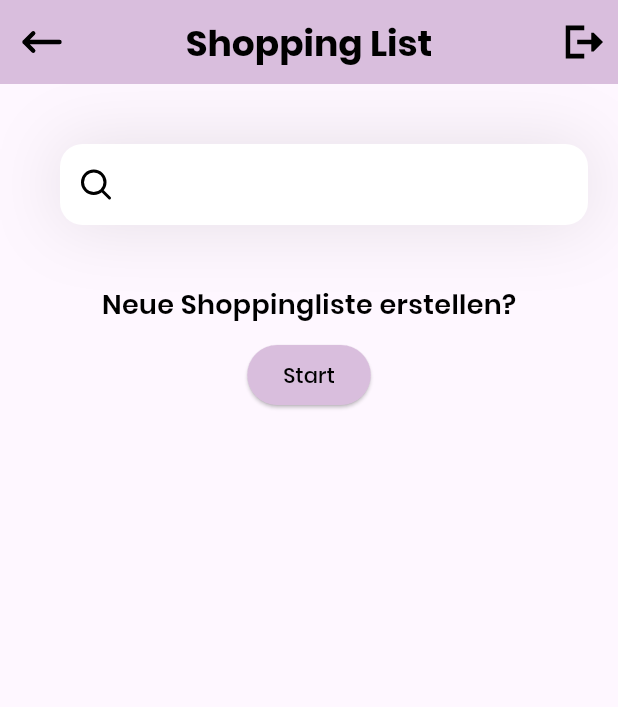
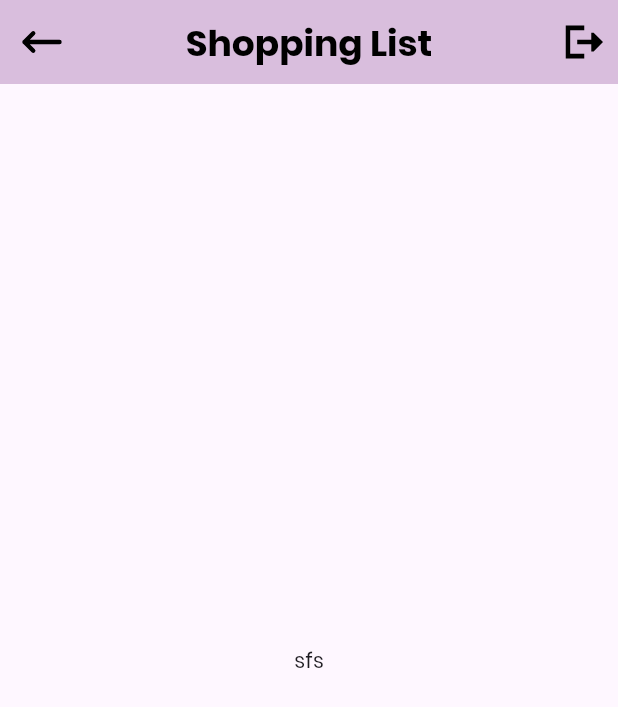
Before and after one commit to MxLinh/shopping_list_app, a Flutter app: the screen it shows after launch, after a tap on "Start", on a phone screen of 412 x 824 dp. Shown: the top 707 px of the screen. Run offline on Flutter 3.47's test engine with Material 3 defaults, Android fonts, the phone set to English and light mode, and no system bars; our stand-ins replace flutter_svg, material_ui.

Commit message:
extracted custom app bar into extra module

```diff
--- /dev/null
+++ b/lib/pages/create_shopping_list.dart
@@ -0,0 +1,15 @@
+import 'package:material_ui/material_ui.dart';
+import 'package:shopping_list_app/widgets/custom_app_bar.dart';
+
+
+class CreateShoppingList extends StatelessWidget {
+  const CreateShoppingList({super.key});
+
+  @override
+  Widget build(BuildContext context) {
+    return Scaffold(
+      appBar: buildAppBar(context),
+      body: const Center(child: Text('sfs')),
+    );
+  }
+}
--- a/lib/pages/home.dart
+++ b/lib/pages/home.dart
@@ -1,5 +1,7 @@
 import 'package:material_ui/material_ui.dart';
 import 'package:flutter_svg/flutter_svg.dart';
+import 'package:shopping_list_app/pages/create_shopping_list.dart';
+import 'package:shopping_list_app/widgets/custom_app_bar.dart';
 
 
 class HomePage extends StatelessWidget {
@@ -8,7 +10,7 @@ class HomePage extends StatelessWidget {
   @override
   Widget build(BuildContext context) {
     return Scaffold(
-      appBar: appBar(),
+      appBar: buildAppBar(context),
       body: Column(
         crossAxisAlignment: CrossAxisAlignment.start,
         children: [
@@ -28,7 +30,7 @@ class HomePage extends StatelessWidget {
               ),
               SizedBox(height: 10,),
               Center(
-                child: _textButton('Start')
+                child: _startButton(context)
               )
             ]
           )
@@ -37,15 +39,19 @@ class HomePage extends StatelessWidget {
     );
   }
 
-  ElevatedButton _textButton(String text) {
+  ElevatedButton _startButton(BuildContext context) {
     return ElevatedButton(
               style: ButtonStyle(
                 backgroundColor: WidgetStateProperty.all(Color.fromARGB(255, 217, 190, 221)),
                 foregroundColor: WidgetStateProperty.all(Colors.black),
               ),
               onPressed: () {
+                Navigator.push(
+                  context,
+                  MaterialPageRoute(builder: (_) => CreateShoppingList())
+                );
               },
-              child: Text(text),
+              child: Text('Start'),
             );
   }
 
@@ -78,59 +84,4 @@ class HomePage extends StatelessWidget {
           ),
         );
   }
-
-  AppBar appBar() {
-    return AppBar(
-      title: const Text(
-        'Shopping List',
-        style: TextStyle(
-          color: Colors.black,
-          fontFamily: 'Poppins',
-          fontWeight: FontWeight.bold,
-          fontSize: 24,
-        ),
-      ),
-      backgroundColor: const Color.fromARGB(255, 217, 190, 221),
-      elevation: 0,
-      centerTitle: true,
-      leading: GestureDetector(
-        onTap: () {
-          // Handle the action when the icon is tapped
-        },
-        child: Container(
-          margin: EdgeInsets.all(10),
-          alignment: Alignment.center,
-          decoration: BoxDecoration(
-            color: Color.fromARGB(255, 217, 190, 221),
-            borderRadius: BorderRadius.circular(10),
-          ),
-          child: SvgPicture.asset(
-            'assets/icons/arrow-narrow-left-svgrepo-com.svg',
-            width: 35,
-            height: 35,
-          ),
-        ),
-      ),
-      actions: [
-        GestureDetector(
-          onTap: () {
-            // Handle the action when the icon is tapped
-          },
-          child: Container(
-            margin: EdgeInsets.all(10),
-            alignment: Alignment.center,
-            decoration: BoxDecoration(
-              color: Color.fromARGB(255, 217, 190, 221),
-              borderRadius: BorderRadius.circular(10),
-            ),
-            child: SvgPicture.asset(
-              'assets/icons/arrow-right-from-bracket-svgrepo-com.svg',
-              width: 25,
-              height: 25,
-            ),
-          )
-        )
-      ],
-    );
-  }
 }
--- /dev/null
+++ b/lib/widgets/custom_app_bar.dart
@@ -0,0 +1,58 @@
+import 'package:material_ui/material_ui.dart';
+import 'package:flutter_svg/flutter_svg.dart';
+
+
+AppBar buildAppBar(BuildContext context) {
+  return AppBar(
+    title: const Text(
+      'Shopping List',
+      style: TextStyle(
+        color: Colors.black,
+        fontFamily: 'Poppins',
+        fontWeight: FontWeight.bold,
+        fontSize: 24,
+      ),
+    ),
+    backgroundColor: const Color.fromARGB(255, 217, 190, 221),
+    elevation: 0,
+    centerTitle: true,
+    leading: Navigator.of(context).canPop()
+    ? GestureDetector(
+        onTap: () => Navigator.of(context).pop(),
+        child: Container(
+          margin: EdgeInsets.all(10),
+          alignment: Alignment.center,
+          decoration: BoxDecoration(
+            color: Color.fromARGB(255, 217, 190, 221),
+            borderRadius: BorderRadius.circular(10),
+          ),
+          child: SvgPicture.asset(
+            'assets/icons/arrow-narrow-left-svgrepo-com.svg',
+            width: 35,
+            height: 35,
+          ),
+        ),
+      )
+    : null,
+    actions: [
+      GestureDetector(
+        onTap: () {
+          // Handle the action when the icon is tapped
+        },
+        child: Container(
+          margin: EdgeInsets.all(10),
+          alignment: Alignment.center,
+          decoration: BoxDecoration(
+            color: Color.fromARGB(255, 217, 190, 221),
+            borderRadius: BorderRadius.circular(10),
+          ),
+          child: SvgPicture.asset(
+            'assets/icons/arrow-right-from-bracket-svgrepo-com.svg',
+            width: 25,
+            height: 25,
+          ),
+        )
+      )
+    ],
+  );
+}
```
